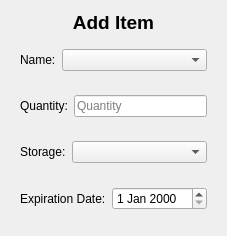
isaac-ucalgary/CPSC471_Fall2024_GroupProject, file home_ims/src/view/ui/popup/add_item.ui: the form before one commit.
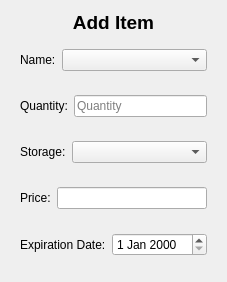
The form after the commit.

Diff of the .ui file:
```diff
--- a/home_ims/src/view/ui/popup/add_item.ui
+++ b/home_ims/src/view/ui/popup/add_item.ui
@@ -7,7 +7,7 @@
     <x>0</x>
     <y>0</y>
     <width>185</width>
-    <height>227</height>
+    <height>275</height>
    </rect>
   </property>
   <property name="windowTitle">
@@ -96,6 +96,26 @@
      </layout>
     </widget>
    </item>
+   <item>
+    <widget class="QWidget" name="widget_3" native="true">
+     <layout class="QHBoxLayout" name="horizontalLayout_3">
+      <item>
+       <widget class="QLabel" name="label">
+        <property name="text">
+         <string>Price:</string>
+        </property>
+       </widget>
+      </item>
+      <item>
+       <widget class="QLineEdit" name="priceText">
+        <property name="text">
+         <string/>
+        </property>
+       </widget>
+      </item>
+     </layout>
+    </widget>
+   </item>
    <item>
     <widget class="QWidget" name="widget_4" native="true">
      <layout class="QHBoxLayout" name="horizontalLayout_4">
```
